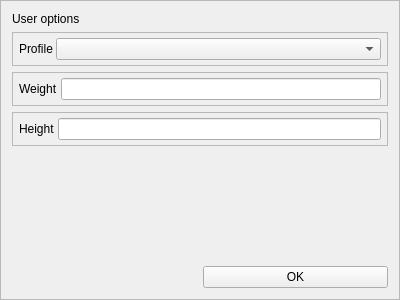
Old version of the form Pilocik/useroptionswindow.ui in the repository dotevo/Pilocik.
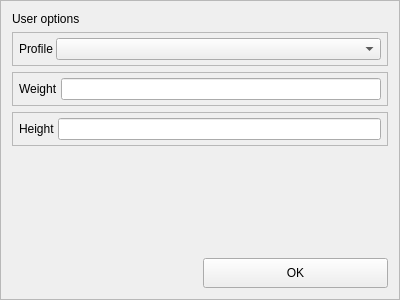
New version of the form.

What changed in the file:
```diff
--- a/Pilocik/useroptionswindow.ui
+++ b/Pilocik/useroptionswindow.ui
@@ -153,6 +153,12 @@
    </item>
    <item row="5" column="1">
     <widget class="QPushButton" name="okButton">
+     <property name="minimumSize">
+      <size>
+       <width>0</width>
+       <height>30</height>
+      </size>
+     </property>
      <property name="text">
       <string>OK</string>
      </property>
```
